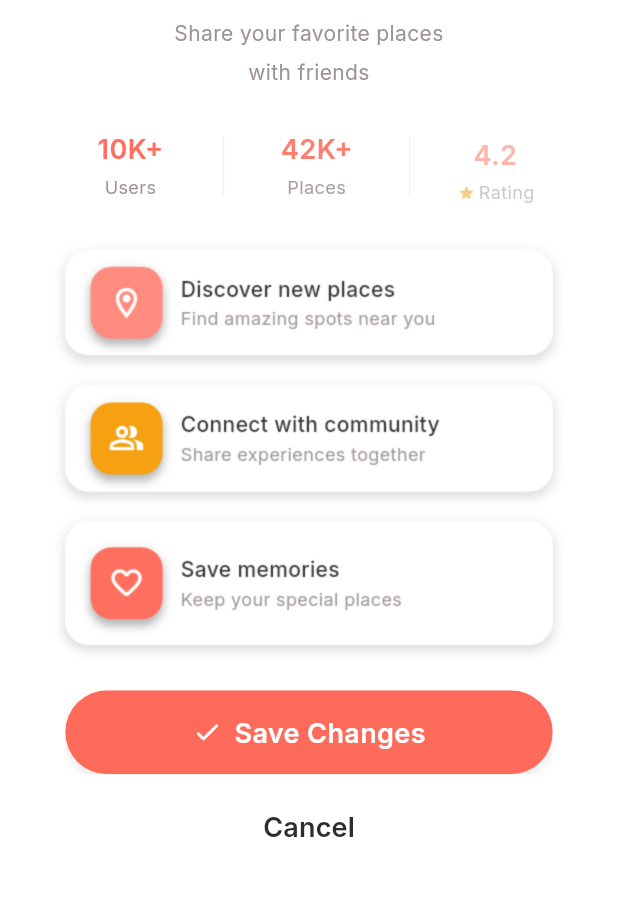
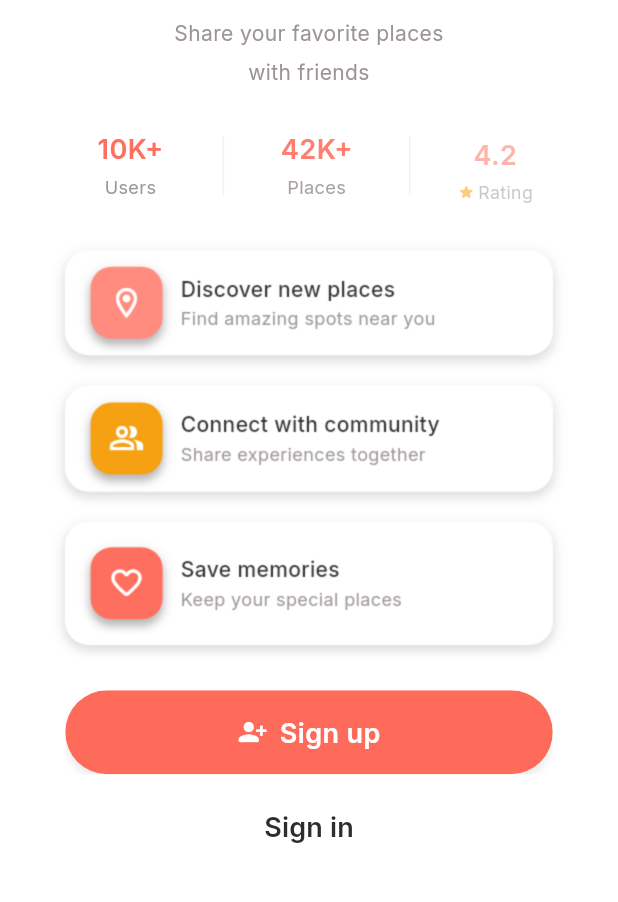
Before and after one commit to phunghao2903/placepals, a Flutter app: the WelcomePage screen opened directly, on a phone screen of 412 x 824 dp, the part 306-1208 px from its top. Run offline on Flutter 3.47's test engine with Material 3 defaults, Android fonts, the phone set to English and light mode, and no system bars; our stand-ins replace cloud_firestore, cloud_functions, firebase_auth, firebase_core, firebase_messaging, flutter_bloc and 3 more; accounts and stored records are empty.

Commit message:
fix error welcome page

```diff
--- a/lib/feature/signup_signin/presentation/pages/welcome_page.dart
+++ b/lib/feature/signup_signin/presentation/pages/welcome_page.dart
@@ -163,8 +163,8 @@ class _WelcomePageState extends State<WelcomePage>
                   SizedBox(
                     width: 325,
                     child: AuthPrimaryButton(
-                      label: 'Save Changes',
-                      leadingIcon: Icons.check_rounded,
+                      label: 'Sign up',
+                      leadingIcon: Icons.person_add_alt_1_rounded,
                       onTap: () {
                         Navigator.of(context).push(
                           MaterialPageRoute<void>(
@@ -185,7 +185,7 @@ class _WelcomePageState extends State<WelcomePage>
                       );
                     },
                     child: Text(
-                      'Cancel',
+                      'Sign in',
                       style: AppTextStyles.heading3.copyWith(
                         color: AppColors.textPrimary,
                         fontWeight: FontWeight.w600,
@@ -375,7 +375,9 @@ class _AnimatedStatItem extends StatelessWidget {
                   ),
                   const SizedBox(height: 10),
                   if (showStar)
-                    Row(
+                    FittedBox(
+                      fit: BoxFit.scaleDown,
+                      child: Row(
                         mainAxisAlignment: MainAxisAlignment.center,
                         mainAxisSize: MainAxisSize.min,
                         children: <Widget>[
@@ -394,6 +396,7 @@ class _AnimatedStatItem extends StatelessWidget {
                             ),
                           ),
                         ],
+                      ),
                     )
                   else
                     Text(
```
Lines whose indentation alone changed are shown as unchanged.
